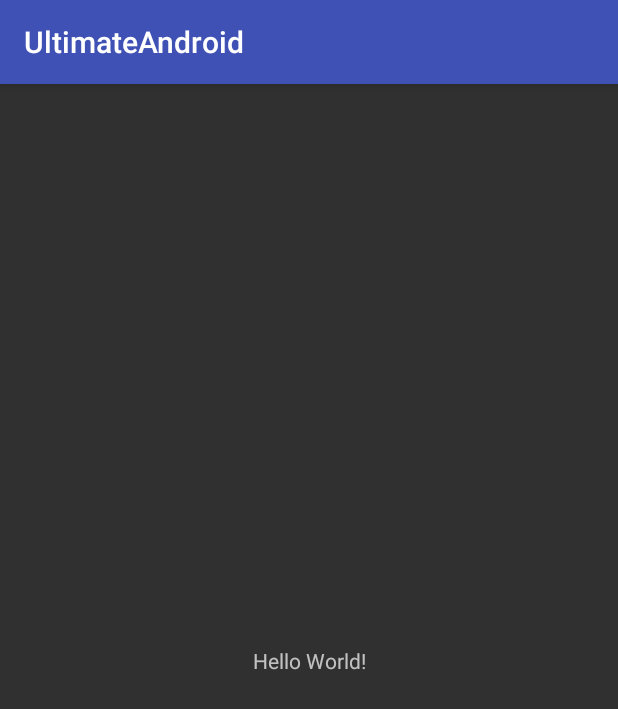
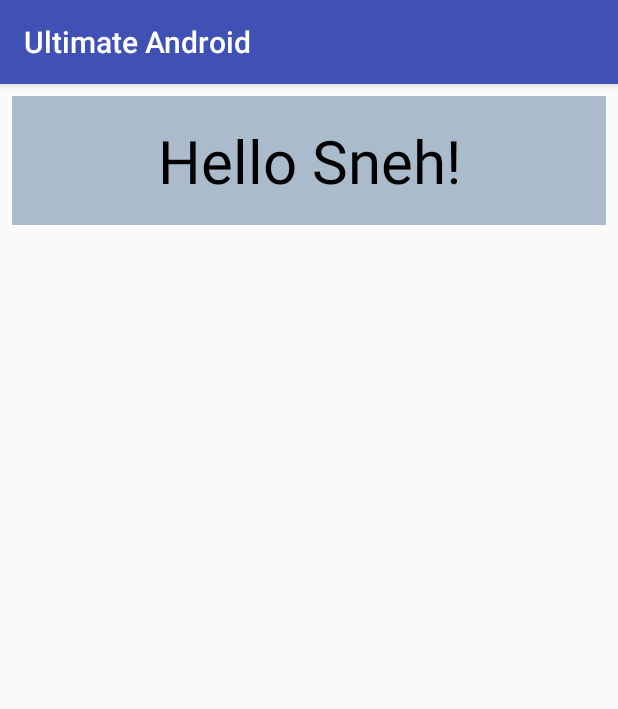
Before and after one commit to SnehPandya18/UltimateAndroid, an Android app: the screen it shows after launch (MainActivity), on a phone screen of 412 x 824 dp. Shown: the top 709 px of the screen. Run offline under Robolectric (Android 15) with nearby library versions, the phone set to English and light mode, and no system bars.

Commit message:
Update TextView & Theme

```diff
--- a/app/build.gradle
+++ b/app/build.gradle
@@ -25,6 +25,5 @@ dependencies {
         exclude group: 'com.android.support', module: 'support-annotations'
     })
     compile 'com.android.support:appcompat-v7:25.3.0'
-    compile 'com.android.support.constraint:constraint-layout:1.0.2'
     testCompile 'junit:junit:4.12'
 }
--- a/app/src/main/res/layout/activity_main.xml
+++ b/app/src/main/res/layout/activity_main.xml
@@ -1,19 +1,19 @@
 <?xml version="1.0" encoding="utf-8"?>
-<android.support.constraint.ConstraintLayout
+<RelativeLayout
     xmlns:android="http://schemas.android.com/apk/res/android"
-    xmlns:app="http://schemas.android.com/apk/res-auto"
     xmlns:tools="http://schemas.android.com/tools"
     android:layout_width="match_parent"
     android:layout_height="match_parent"
     tools:context="com.snehpandya.ultimateandroid.MainActivity">
 
     <TextView
-        android:layout_width="wrap_content"
+        android:layout_width="match_parent"
         android:layout_height="wrap_content"
-        android:text="Hello World!"
-        app:layout_constraintBottom_toBottomOf="parent"
-        app:layout_constraintLeft_toLeftOf="parent"
-        app:layout_constraintRight_toRightOf="parent"
-        app:layout_constraintTop_toTopOf="parent"/>
-
-</android.support.constraint.ConstraintLayout>
+        android:layout_margin="8dp"
+        android:background="#abc"
+        android:padding="16dp"
+        android:text="@string/hello"
+        android:textAlignment="center"
+        android:textColor="#000"
+        android:textSize="40sp"/>
+</RelativeLayout>
--- a/app/src/main/res/values/strings.xml
+++ b/app/src/main/res/values/strings.xml
@@ -1,3 +1,4 @@
 <resources>
-    <string name="app_name">UltimateAndroid</string>
+    <string name="app_name">Ultimate Android</string>
+    <string name="hello">Hello Sneh!</string>
 </resources>
--- a/app/src/main/res/values/styles.xml
+++ b/app/src/main/res/values/styles.xml
@@ -1,7 +1,7 @@
 <resources>
 
     <!-- Base application theme. -->
-    <style name="AppTheme" parent="Theme.AppCompat">
+    <style name="AppTheme" parent="Theme.AppCompat.Light.DarkActionBar">
         <!-- Customize your theme here. -->
         <item name="colorPrimary">@color/colorPrimary</item>
         <item name="colorPrimaryDark">@color/colorPrimaryDark</item>
```
